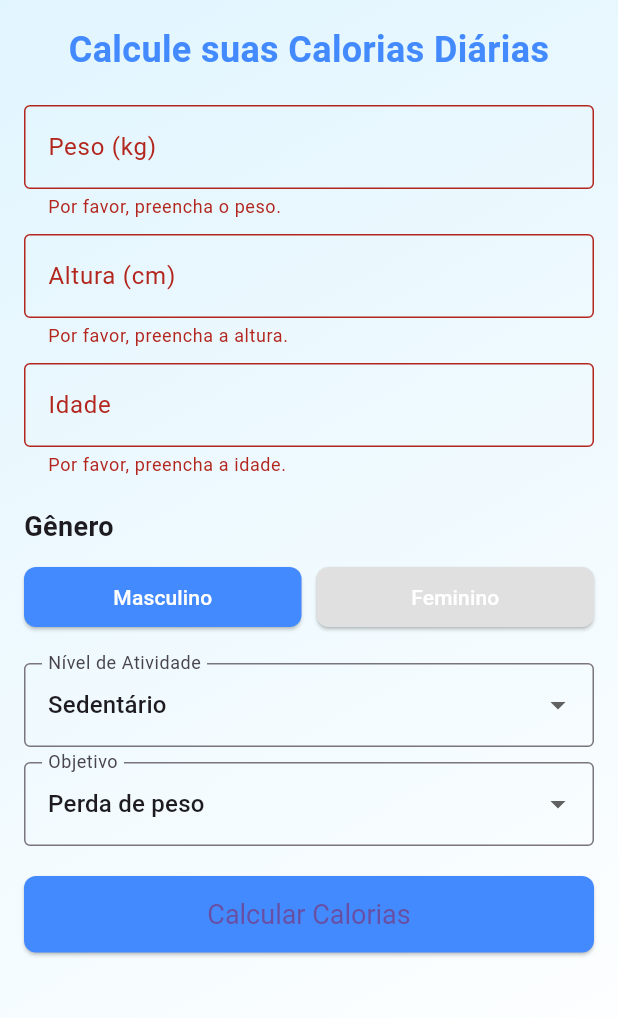
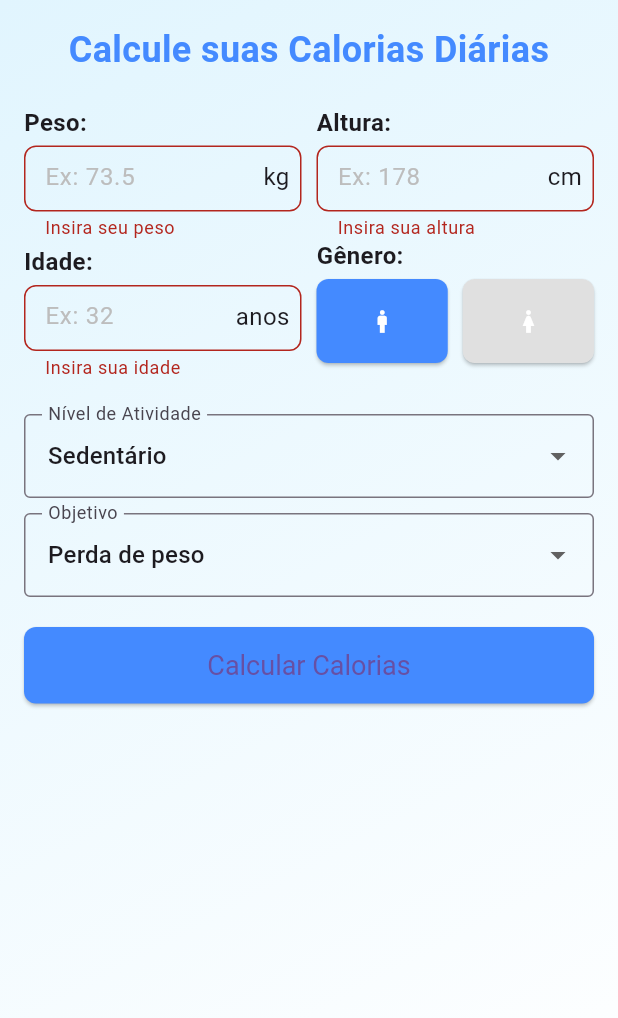
Before and after one commit to AlexsandroFde/Balance_Fit, a Flutter app: the screen it shows after launch, after a tap on "Calcular Calorias", on a phone screen of 412 x 824 dp, the part 84-1102 px from its top. Run offline on Flutter 3.47's test engine with Material 3 defaults, Android fonts, the phone set to English and light mode, and no system bars; our stand-ins replace shared_preferences.

Commit message:
refactor interface and create gender selector widget

```diff
--- a/lib/main.dart
+++ b/lib/main.dart
@@ -18,6 +18,7 @@ class CalculadoraCaloriasApp extends StatelessWidget {
         primarySwatch: Colors.blue,
         visualDensity: VisualDensity.adaptivePlatformDensity,
       ),
+      debugShowCheckedModeBanner: false,
       initialRoute: '/',
       routes: {
         '/': (context) => HomeScreen(),
--- a/lib/screens/home_screen.dart
+++ b/lib/screens/home_screen.dart
@@ -3,6 +3,7 @@ import '../services/calculation_service.dart';
 import '../services/storage_service.dart';
 import '../models/calculo_model.dart';
 import '../widgets/custom_text_field.dart';
+import '../widgets/gender_selector.dart';
 
 class HomeScreen extends StatefulWidget {
   @override
@@ -72,77 +73,84 @@ class _HomeScreenState extends State<HomeScreen> {
                 textAlign: TextAlign.center,
               ),
               SizedBox(height: 20),
-              CustomTextField(
-                label: 'Peso (kg)',
-                controller: pesoController,
-                keyboardType: TextInputType.number,
-                validator: (value) {
-                  if (value!.isEmpty) {
-                    return 'Por favor, preencha o peso.';
-                  }
-                  return null; // Retorna null se não houver erro
-                },
-              ),
-              SizedBox(height: 10),
-              CustomTextField(
-                label: 'Altura (cm)',
-                controller: alturaController,
-                keyboardType: TextInputType.number,
-                validator: (value) {
-                  if (value!.isEmpty) {
-                    return 'Por favor, preencha a altura.';
-                  }
-                  return null; // Retorna null se não houver erro
-                },
-              ),
-              SizedBox(height: 10),
-              CustomTextField(
-                label: 'Idade',
-                controller: idadeController,
-                keyboardType: TextInputType.number,
-                validator: (value) {
-                  if (value!.isEmpty) {
-                    return 'Por favor, preencha a idade.';
-                  }
-                  return null; // Retorna null se não houver erro
-                },
-              ),
-              SizedBox(height: 20),
-              Text(
-                'Gênero',
-                style: TextStyle(fontSize: 18, fontWeight: FontWeight.bold),
-              ),
-              SizedBox(height: 10),
               Row(
                 mainAxisAlignment: MainAxisAlignment.spaceBetween,
                 children: [
                   Expanded(
-                    child: ElevatedButton(
-                      style: ElevatedButton.styleFrom(
-                        backgroundColor: genero == 'Masculino' ? Colors.blueAccent : Colors.grey[300],
-                        shape: RoundedRectangleBorder(borderRadius: BorderRadius.circular(8)),
-                      ),
-                      onPressed: () {
-                        setState(() {
-                          genero = 'Masculino';
-                        });
+                    child: CustomTextField(
+                      labelText: 'Peso:',
+                      hintText: 'Ex: 73.5',
+                      controller: pesoController,
+                      suffixText: 'kg',
+                      validator: (value) {
+                        setState(() {});
+                        if (value == null || value.isEmpty) {
+                          return 'Insira seu peso'; // Validação de exemplo
+                        }
+                        // Validação para verificar se o peso é um número válido
+                        final number = double.tryParse(value.replaceAll(',', '.'));
+                        if (number == null || number <= 0) {
+                          return 'Insira um peso válido'; // Mensagem de erro
+                        }
+                        return null; // Retorna null se a validação passar
                       },
-                      child: Text('Masculino', style: TextStyle(color: Colors.white)),
                     ),
                   ),
                   SizedBox(width: 10),
                   Expanded(
-                    child: ElevatedButton(
-                      style: ElevatedButton.styleFrom(
-                        backgroundColor: genero == 'Feminino' ? Colors.blueAccent : Colors.grey[300],
-                        shape: RoundedRectangleBorder(borderRadius: BorderRadius.circular(8)),
-                      ),
-                      onPressed: () {
+                    child: CustomTextField(
+                      labelText: 'Altura:',
+                      hintText: 'Ex: 178',
+                      controller: alturaController,
+                      suffixText: 'cm',
+                      validator: (value) {
+                        setState(() {});
+                        if (value == null || value.isEmpty) {
+                          return 'Insira sua altura'; // Validação de exemplo
+                        }
+                        // Validação para verificar se o peso é um número válido
+                        final number = double.tryParse(value.replaceAll(',', '.'));
+                        if (number == null || number <= 0) {
+                          return 'Insira uma altura válida'; // Mensagem de erro
+                        }
+                        return null; // Retorna null se a validação passar
+                      },
+                    ),
+                  ),
+                ],
+              ),
+              Row(
+                mainAxisAlignment: MainAxisAlignment.spaceBetween,
+                children: [
+                  Expanded(
+                    child: CustomTextField(
+                      labelText: 'Idade:',
+                      hintText: 'Ex: 32',
+                      controller: idadeController,
+                      suffixText: 'anos',
+                      validator: (value) {
+                        setState(() {});
+                        if (value == null || value.isEmpty) {
+                          return 'Insira sua idade'; // Validação de exemplo
+                        }
+                        // Validação para verificar se a idade é um número válido
+                        final number = int.tryParse(value);
+                        if (number == null || number <= 0) {
+                          return 'Insira uma idade válida'; // Mensagem de erro
+                        }
+                        return null; // Retorna null se a validação passar
+                      },
+                    ),
+                  ),
+                  SizedBox(width: 10),
+                  Expanded(
+                    child: GenderSelector(
+                      selectedGender: genero,
+                      onGenderChanged: (newGender) {
                         setState(() {
-                          genero = 'Feminino';
+                          genero = newGender;
                         });
                       },
-                      child: Text('Feminino', style: TextStyle(color: Colors.white)),
                     ),
                   ),
                 ],
--- a/lib/widgets/custom_text_field.dart
+++ b/lib/widgets/custom_text_field.dart
@@ -1,28 +1,76 @@
 import 'package:flutter/material.dart';
 
 class CustomTextField extends StatelessWidget {
-  final String label;
+  final String hintText;
+  final String suffixText;
   final TextEditingController controller;
-  final TextInputType keyboardType;
-  final String? Function(String?)? validator; // Adicionado para validação
+  final String? Function(String?)? validator;
+  final String labelText;
 
   CustomTextField({
-    required this.label,
+    Key? key,
+    required this.hintText,
     required this.controller,
-    this.keyboardType = TextInputType.text,
-    this.validator, // Adicionado para validação
-  });
+    required this.suffixText,
+    required this.labelText,
+    this.validator,
+  }) : super(key: key);
 
   @override
   Widget build(BuildContext context) {
-    return TextFormField(
-      controller: controller,
-      keyboardType: keyboardType,
-      decoration: InputDecoration(
-        labelText: label,
-        border: OutlineInputBorder(),
-      ),
-      validator: validator, // Usando a função de validação
+    return Column(
+      crossAxisAlignment: CrossAxisAlignment.start, // Alinhamento à esquerda
+      children: [
+        Text(
+          labelText,
+          style: const TextStyle(
+            fontSize: 16, // Tamanho da fonte do label
+            fontWeight: FontWeight.bold, // Fonte em negrito
+          ),
+        ),
+        const SizedBox(height: 4), // Espaço entre o label e o TextFormField
+        SizedBox(
+          height: 62,
+          child: TextFormField(
+            controller: controller,
+            keyboardType: const TextInputType.numberWithOptions(decimal: true),
+            decoration: InputDecoration(
+              hintText: hintText,
+              hintStyle: TextStyle(color: Colors.grey[400]), // Cor do texto de exemplo
+              border: OutlineInputBorder(
+                borderRadius: BorderRadius.circular(8),
+                borderSide: const BorderSide(color: Colors.blue), // Cor da borda
+              ),
+              focusedBorder: OutlineInputBorder(
+                borderRadius: BorderRadius.circular(8),
+                borderSide: const BorderSide(color: Colors.blue), // Cor da borda quando focado
+              ),
+              contentPadding: const EdgeInsets.symmetric(vertical: 10, horizontal: 10),
+              suffixIcon: Padding(
+                padding: const EdgeInsets.only(right: 8),
+                child: Align(
+                  heightFactor: 0,
+                  widthFactor: 0,
+                  alignment: Alignment.centerRight,
+                  child: Transform.translate(
+                    offset: Offset(0, -1), // Move o texto 8 pixels para cima
+                    child: Text(
+                      suffixText, // Texto do sufixo
+                      style: TextStyle(fontSize: 16), // Tamanho da fonte do sufixo
+                    ),
+                  ),
+                ),
+              ),
+              errorStyle: const TextStyle(
+                height: 0,
+                fontSize: 12, // Tamanho da fonte da mensagem de erro
+              ),
+            ),
+            style: const TextStyle(fontSize: 16), // Tamanho da fonte
+            validator: validator, // Validação do campo
+          ),
+        ),
+      ],
     );
   }
 }
--- /dev/null
+++ b/lib/widgets/gender_selector.dart
@@ -0,0 +1,70 @@
+import 'package:flutter/material.dart';
+
+class GenderSelector extends StatefulWidget {
+  final String selectedGender;
+  final ValueChanged<String> onGenderChanged;
+
+  GenderSelector({required this.selectedGender, required this.onGenderChanged});
+
+  @override
+  _GenderSelectorState createState() => _GenderSelectorState();
+}
+
+class _GenderSelectorState extends State<GenderSelector> {
+  @override
+  Widget build(BuildContext context) {
+    return Column(
+      crossAxisAlignment: CrossAxisAlignment.start,
+      children: [
+        Text(
+          'Gênero:',
+          style: TextStyle(fontSize: 16, fontWeight: FontWeight.bold),
+        ),
+        SizedBox(height: 4),
+        Row(
+          mainAxisAlignment: MainAxisAlignment.start,
+          children: [
+            Expanded(
+              child: ElevatedButton(
+                style: ElevatedButton.styleFrom(
+                  minimumSize: Size(double.infinity, 56), // Mantém a altura
+                  backgroundColor: widget.selectedGender == 'Masculino'
+                      ? Colors.blueAccent
+                      : Colors.grey[300],
+                  shape: RoundedRectangleBorder(borderRadius: BorderRadius.circular(8)),
+                ),
+                onPressed: () {
+                  widget.onGenderChanged('Masculino');
+                },
+                child: Icon(
+                  IconData(0xf0538, fontFamily: 'MaterialIcons'), // Ícone masculino
+                  color: Colors.white,
+                ),
+              ),
+            ),
+            SizedBox(width: 10),
+            Expanded(
+              child: ElevatedButton(
+                style: ElevatedButton.styleFrom(
+                  minimumSize: Size(double.infinity, 56), // Mantém a altura
+                  backgroundColor: widget.selectedGender == 'Feminino'
+                      ? Colors.blueAccent
+                      : Colors.grey[300],
+                  shape: RoundedRectangleBorder(borderRadius: BorderRadius.circular(8)),
+                ),
+                onPressed: () {
+                  widget.onGenderChanged('Feminino');
+                },
+                child: Icon(
+                  IconData(0xf05ab, fontFamily: 'MaterialIcons'), // Ícone feminino
+                  color: Colors.white,
+                ),
+              ),
+            ),
+          ],
+        ),
+        SizedBox(height: 14)
+      ],
+    );
+  }
+}
```
Also changed, not shown: lib/models/calculo_model.dart (line endings or trailing spaces), lib/services/storage_service.dart (line endings or trailing spaces).
